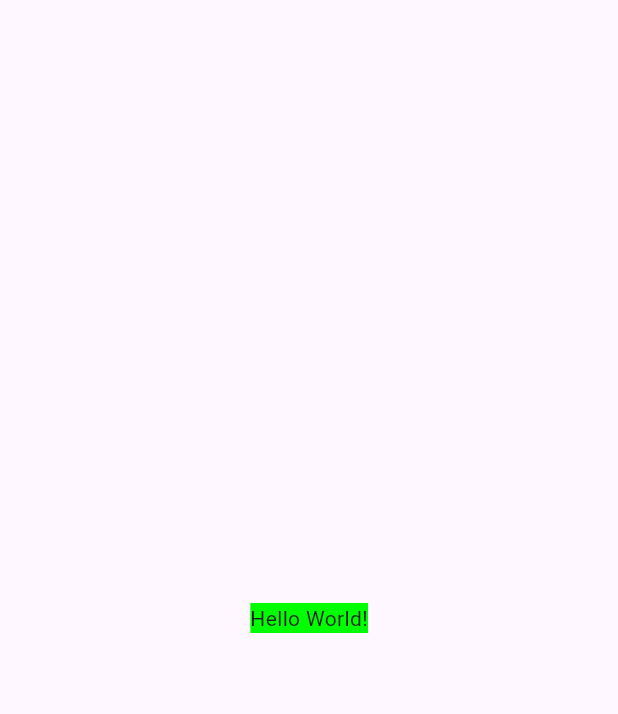
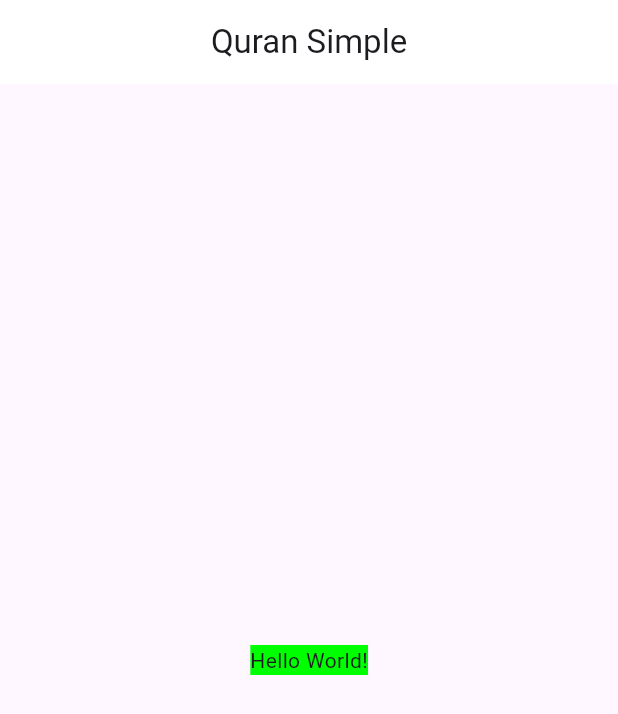
Before and after one commit to Fadhil-Sabar/first_time, a Flutter app: the screen it shows after launch, on a phone screen of 412 x 824 dp. Shown: the top 714 px of the screen. Run offline on Flutter 3.47's test engine with Material 3 defaults, Android fonts, the phone set to English and light mode, and no system bars.

Commit message:
[UPDATE] appbar

```diff
--- a/lib/main.dart
+++ b/lib/main.dart
@@ -9,9 +9,15 @@ class MainApp extends StatelessWidget {
 
   @override
   Widget build(BuildContext context) {
-    return const MaterialApp(
+    return MaterialApp(
+      debugShowCheckedModeBanner: false,
       home: Scaffold(
-        body: Center(
+        appBar: AppBar(
+          title: Text('Quran Simple'),
+          centerTitle: true,
+          backgroundColor: Colors.white,
+        ),
+        body: const Center(
           child: Text('Hello World!',style: TextStyle(
             backgroundColor: Color(0xFF00FF00),
           ),),
```
